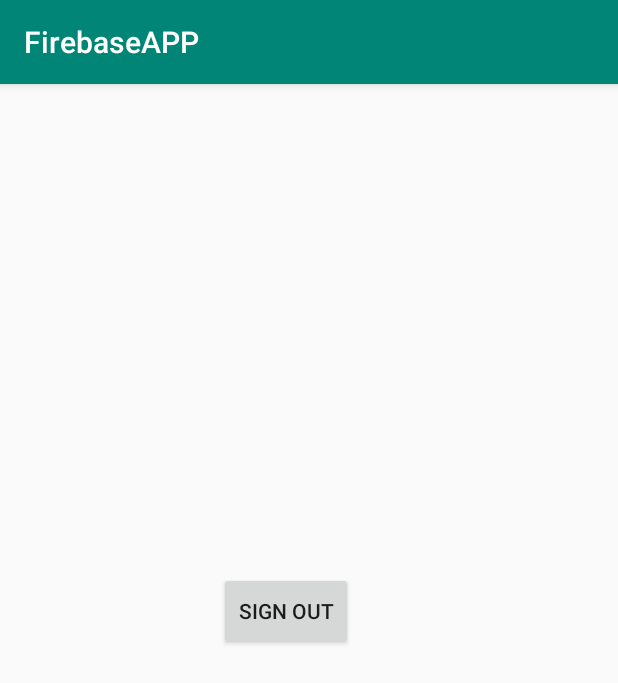
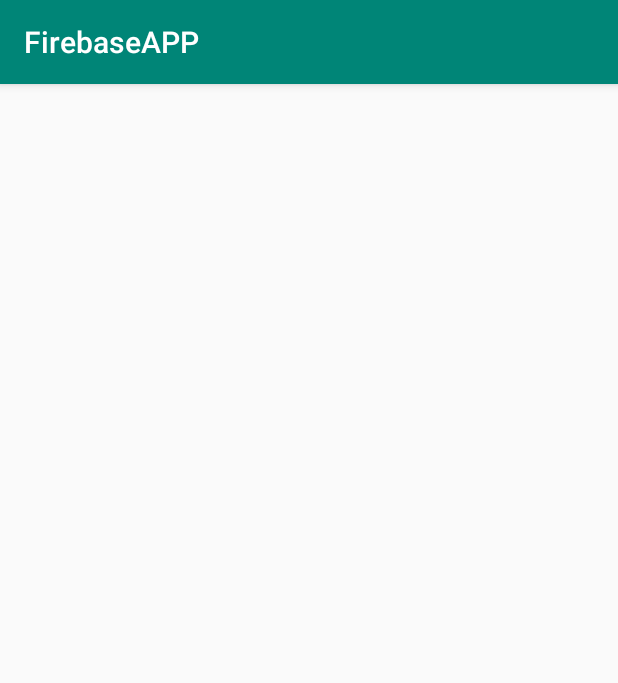
Before and after one commit to IMDMWE202-1819/firebase-application-s189994, an Android app: the MainActivity screen opened directly, with no data from a screen before it, on a phone screen of 412 x 824 dp. Shown: the top 683 px of the screen. Run offline under Robolectric (Android 15) with nearby library versions, the phone set to English and light mode, and no system bars.

```diff
--- a/app/src/main/res/layout/activity_main.xml
+++ b/app/src/main/res/layout/activity_main.xml
@@ -7,15 +7,4 @@
         android:layout_height="match_parent"
         tools:context=".MainActivity">
 
-    <Button
-            android:text="Sign Out"
-            android:layout_width="89dp"
-            android:layout_height="52dp"
-            android:id="@+id/SignOutButton" app:layout_constraintTop_toTopOf="parent"
-            android:layout_marginTop="8dp"
-            app:layout_constraintStart_toStartOf="parent" android:layout_marginStart="8dp"
-            android:layout_marginBottom="8dp" app:layout_constraintBottom_toBottomOf="parent"
-            app:layout_constraintVertical_bias="0.453" android:layout_marginEnd="8dp"
-            app:layout_constraintEnd_toEndOf="parent" app:layout_constraintHorizontal_bias="0.451"/>
-
 </android.support.constraint.ConstraintLayout>
```
Also changed, not shown: app/src/main/res/layout/marker_info.xml (+12 -9 lines).
